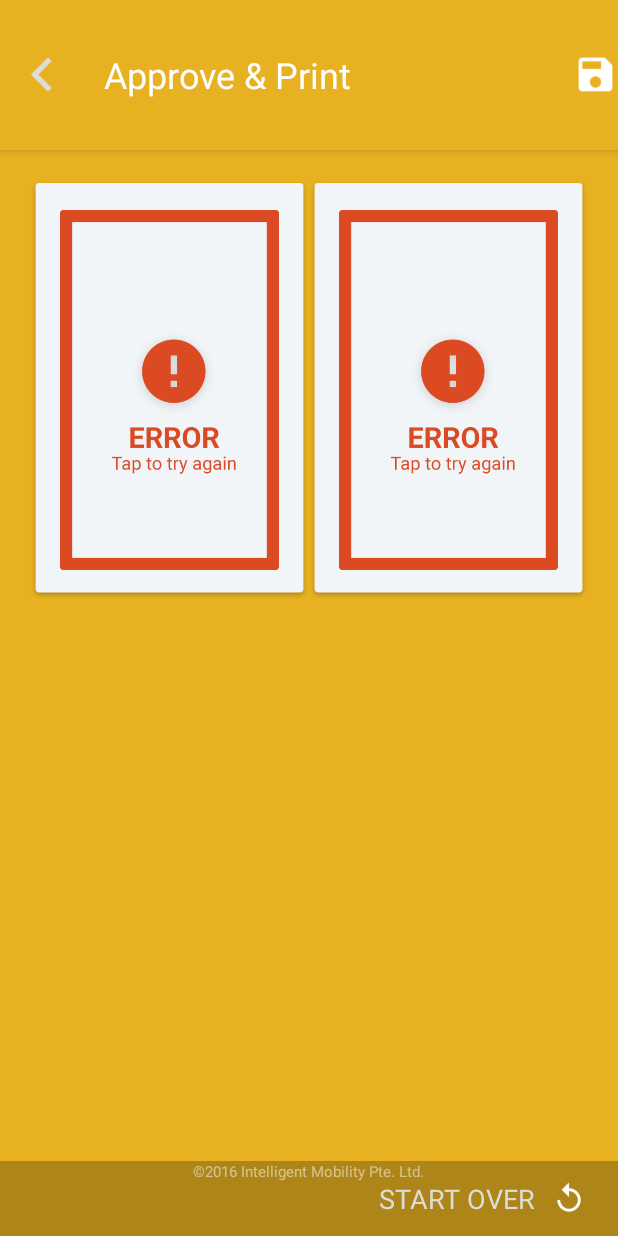
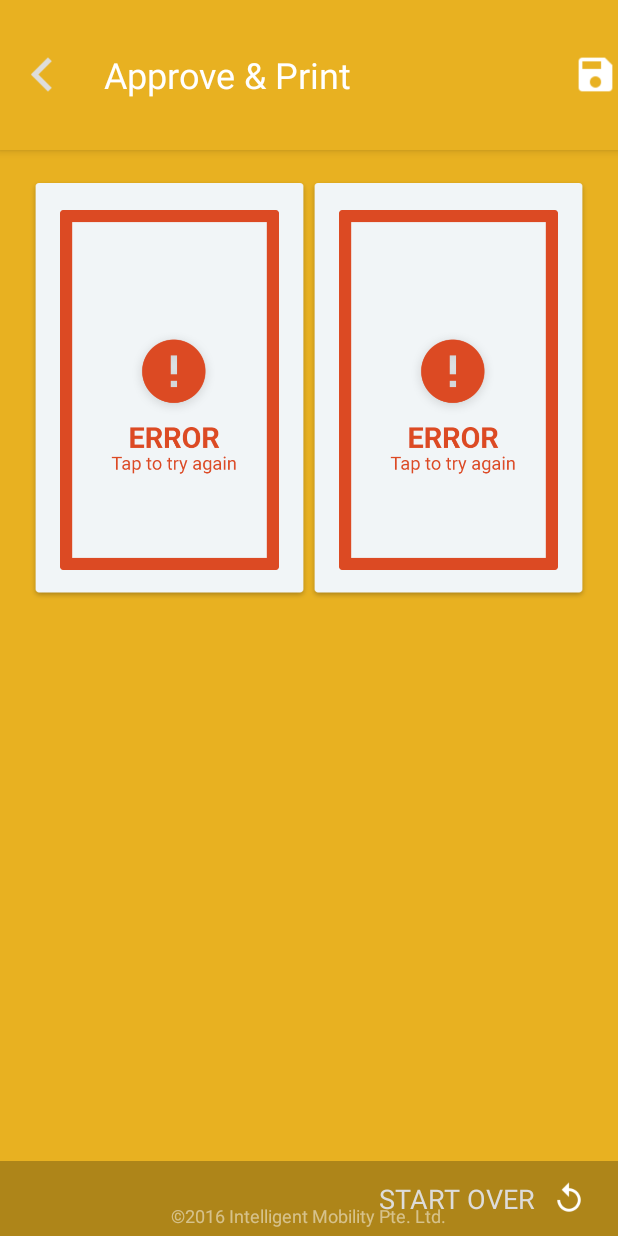
Before and after one commit to alvinyongho/TopoGraphApp, an Android app: the ColorActivity screen opened directly, with no data from a screen before it, on a phone screen of 412 x 824 dp. Run offline under Robolectric (Android 15) with nearby library versions, the phone set to English and light mode, and no system bars; 25 statements that could not run were skipped.

Commit message:
Fix save move copyright to bottom with 5dp padding

```diff
--- a/app/src/main/res/layout/content_color.xml
+++ b/app/src/main/res/layout/content_color.xml
@@ -128,12 +128,13 @@
     <TextView
         android:layout_width="wrap_content"
         android:layout_height="wrap_content"
-        android:textSize="10sp"
+        android:textSize="12sp"
         android:text="&#169;2016 Intelligent Mobility Pte. Ltd."
         android:textColor="#FFFFFF"
         android:alpha="0.5"
         android:layout_centerHorizontal="true"
-        android:layout_alignTop="@id/toolbar_bottom_color"/>
+        android:layout_alignBottom="@id/toolbar_bottom_color"
+        android:layout_marginBottom="5dp" />
 
 
 </RelativeLayout>
```
Also changed, not shown: app/src/main/res/layout/content_capture.xml (+9 -5 lines).
